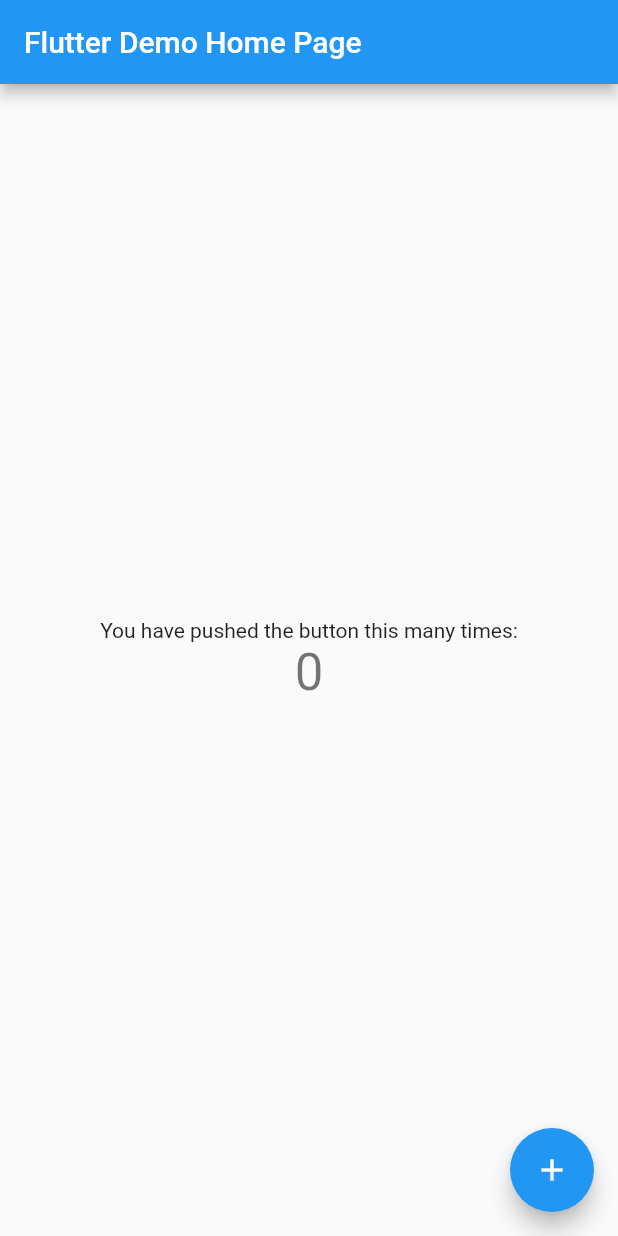
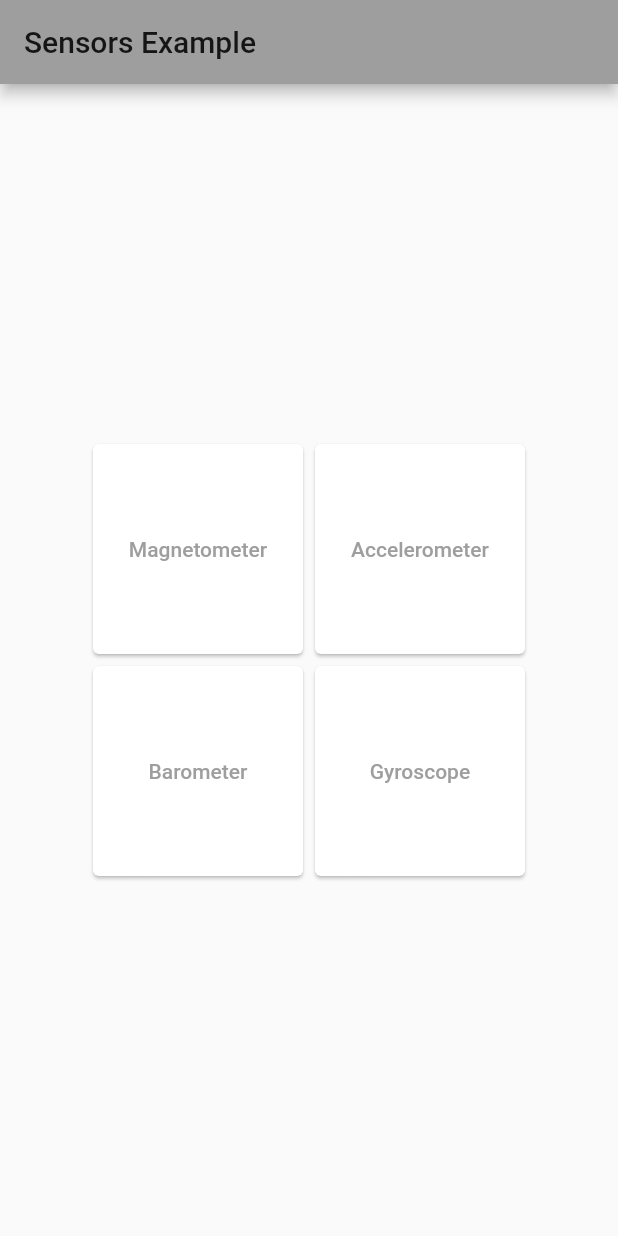
Before and after one commit to patryk-dabrowski/flutter_sensors_example, a Flutter app: the screen it shows after launch, on a phone screen of 412 x 824 dp. Run offline on Flutter 3.47's test engine with Material 2 defaults, Android fonts, the phone set to English and light mode, and no system bars.

Commit message:
Implement home page

```diff
--- a/lib/main.dart
+++ b/lib/main.dart
@@ -1,65 +1,109 @@
 import 'package:flutter/material.dart';
 
 void main() {
-  runApp(MyApp());
+  runApp(SensorApp());
 }
 
-class MyApp extends StatelessWidget {
+class SensorApp extends StatefulWidget {
+  @override
+  State<StatefulWidget> createState() => _SensorAppState();
+}
+
+class _SensorAppState extends State<SensorApp> {
   @override
   Widget build(BuildContext context) {
     return MaterialApp(
-      title: 'Flutter Demo',
-      theme: ThemeData(
-        primarySwatch: Colors.blue,
-      ),
-      home: MyHomePage(title: 'Flutter Demo Home Page'),
-    );
+        title: 'Flutter Demo',
+        theme: ThemeData(
+          primarySwatch: Colors.grey,
+        ),
+        home: Navigator(
+          pages: [
+            MaterialPage(
+              key: ValueKey('HomePage'),
+              child: HomePage(title: 'Sensors Example'),
+            ),
+          ],
+          onPopPage: (route, result) => route.didPop(result),
+        ));
   }
 }
 
-class MyHomePage extends StatefulWidget {
-  MyHomePage({Key? key, this.title}) : super(key: key);
+class HomePage extends StatelessWidget {
+  HomePage({Key? key, this.title}) : super(key: key);
 
   final String? title;
 
-  @override
-  _MyHomePageState createState() => _MyHomePageState();
-}
-
-class _MyHomePageState extends State<MyHomePage> {
-  int _counter = 0;
-
-  void _incrementCounter() {
-    setState(() {
-      _counter++;
-    });
+  void _changePage(String pageName) {
+    print(pageName);
   }
 
   @override
   Widget build(BuildContext context) {
     return Scaffold(
       appBar: AppBar(
-        title: Text(widget.title!),
+        title: Text(title!),
       ),
       body: Center(
         child: Column(
           mainAxisAlignment: MainAxisAlignment.center,
           children: <Widget>[
-            Text(
-              'You have pushed the button this many times:',
+            Row(
+              mainAxisAlignment: MainAxisAlignment.center,
+              children: [
+                SensorBox(
+                  title: 'Magnetometer',
+                  onPress: () => _changePage('Magnetometer'),
+                ),
+                SensorBox(
+                  title: 'Accelerometer',
+                  onPress: () => _changePage('Accelerometer'),
+                ),
+              ],
             ),
-            Text(
-              '$_counter',
-              style: Theme.of(context).textTheme.headline4,
+            Row(
+              mainAxisAlignment: MainAxisAlignment.center,
+              children: [
+                SensorBox(
+                  title: 'Barometer',
+                  onPress: () => _changePage('Barometer'),
+                ),
+                SensorBox(
+                  title: 'Gyroscope',
+                  onPress: () => _changePage('Gyroscope'),
+                ),
+              ],
             ),
           ],
         ),
       ),
-      floatingActionButton: FloatingActionButton(
-        onPressed: _incrementCounter,
-        tooltip: 'Increment',
-        child: Icon(Icons.add),
-      ), // This trailing comma makes auto-formatting nicer for build methods.
     );
   }
 }
+
+class SensorBox extends StatelessWidget {
+  SensorBox({Key? key, required this.title, required this.onPress})
+      : super(key: key);
+
+  final String title;
+  final Function onPress;
+
+  @override
+  Widget build(BuildContext context) {
+    return Card(
+      child: SizedBox(
+        height: 140,
+        width: 140,
+        child: Center(
+          child: Padding(
+            padding: EdgeInsets.all(10),
+            child: TextButton(
+              child: Text(title),
+              onPressed: () => onPress(),
+            ),
+          ),
+        ),
+      ),
+    );
+  }
+}
```
Also changed, not shown: 1 other file.
